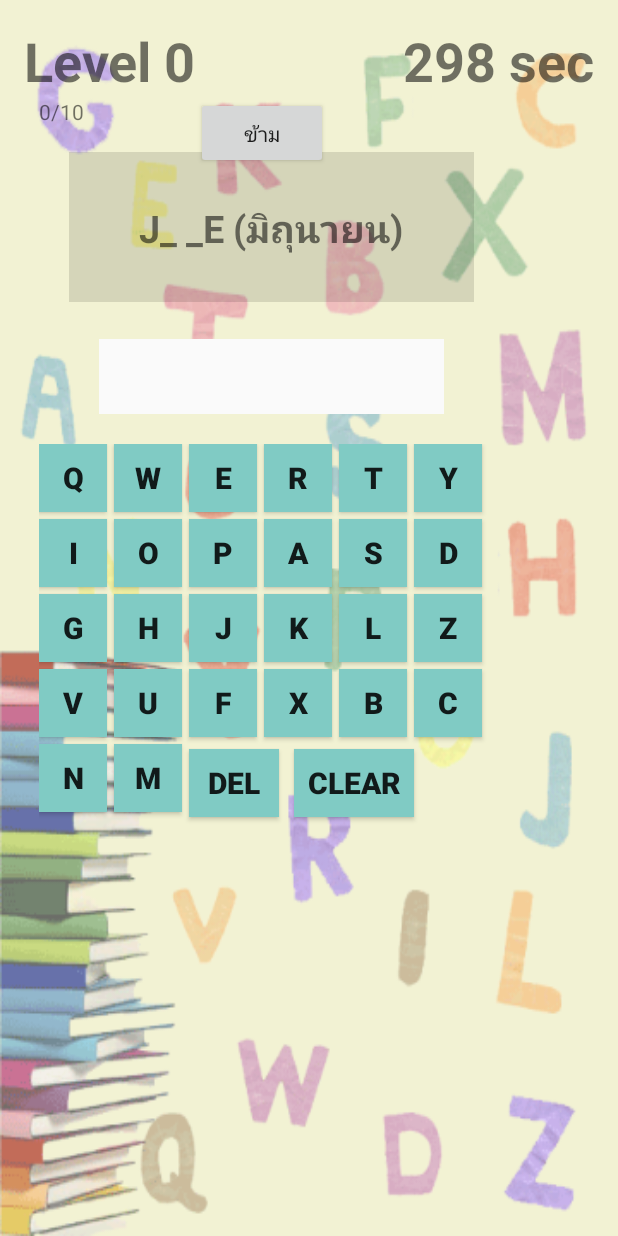
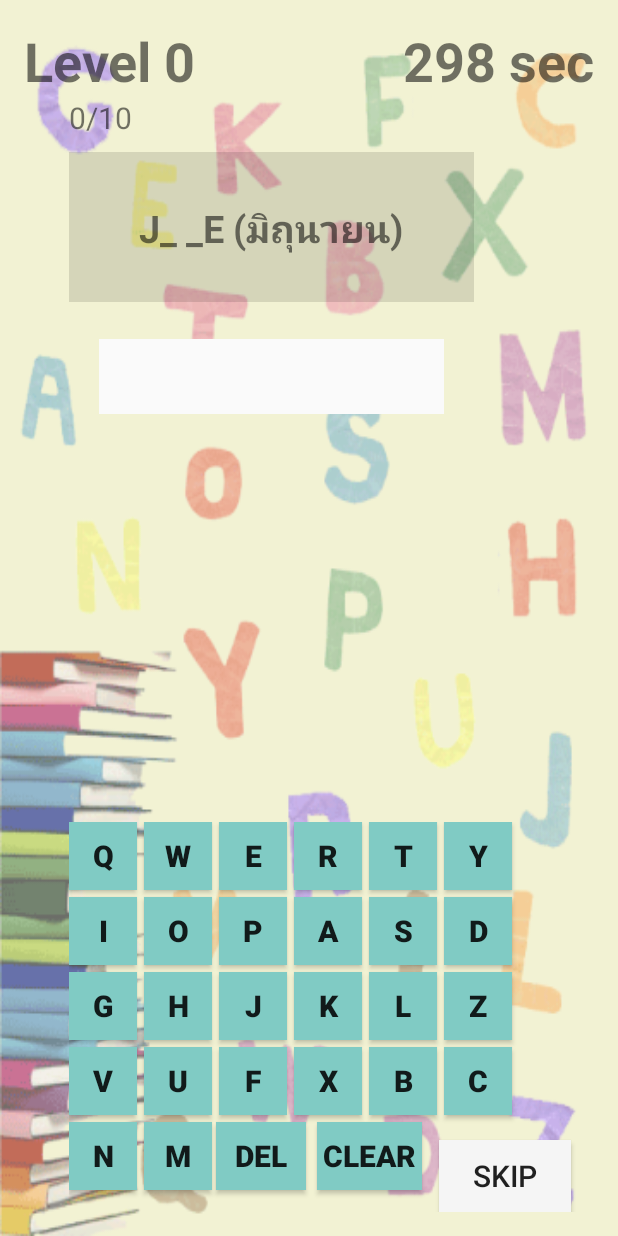
Before and after one commit to preeyakamon/hiddinword, an Android app: the playable screen opened directly, with no data from a screen before it, on a phone screen of 412 x 824 dp. Run offline under Robolectric (Android 15) with nearby library versions, the phone set to English and light mode, and no system bars.

Commit message:
เตรียมพรี สู้ๆ เราต้องสู้

```diff
--- a/app/src/main/java/apprtc/preeyakamon/hiddinword/Authen.java
+++ b/app/src/main/java/apprtc/preeyakamon/hiddinword/Authen.java
@@ -133,8 +133,6 @@ public class Authen extends ActionBarActivity implements View.OnClickListener {
                 startActivity(intent);
                 finish();
             }
-
-
         }
 
 
@@ -145,7 +143,6 @@ public class Authen extends ActionBarActivity implements View.OnClickListener {
         boolean result = false;
 
         try {
-
             SQLiteDatabase sqLiteDatabase = openOrCreateDatabase(MyOpenHelper.database_name,
                     MODE_PRIVATE, null);
             String rawQuery = String.format("SELECT * FROM playTABLE WHERE idUSER = \"%s\"",
--- a/app/src/main/java/apprtc/preeyakamon/hiddinword/Menu.java
+++ b/app/src/main/java/apprtc/preeyakamon/hiddinword/Menu.java
@@ -1,5 +1,6 @@
 package apprtc.preeyakamon.hiddinword;
 
+import android.app.AlertDialog;
 import android.content.Intent;
 import android.content.SharedPreferences;
 import android.database.Cursor;
@@ -77,4 +78,8 @@ public class Menu extends ActionBarActivity {
         return result;
     }   // userCheck
 
+    public void onBackPressed(){
+        Intent intent = new Intent(Menu.this, Authen.class);
+        startActivity(intent);
+    }
 }
--- a/app/src/main/java/apprtc/preeyakamon/hiddinword/MyOpenHelper.java
+++ b/app/src/main/java/apprtc/preeyakamon/hiddinword/MyOpenHelper.java
@@ -91,7 +91,7 @@ public class MyOpenHelper extends SQLiteOpenHelper {
         Cursor c = null;
         String _id = spf.getString("idUser", "");
 //        String sql = "SELECT * FROM statisticTABLE WHERE _id = '" + _id + "' Order by score desc LIMIT 10";
-        String sql = "SELECT * FROM statisticTABLE Order by score desc LIMIT 10";
+        String sql = "SELECT * FROM statisticTABLE Order by score asc LIMIT 10";
         Log.d("StatisticLog", sql);
         try {
             c = db.rawQuery(sql, null);
--- a/app/src/main/java/apprtc/preeyakamon/hiddinword/playable.java
+++ b/app/src/main/java/apprtc/preeyakamon/hiddinword/playable.java
@@ -12,9 +12,11 @@ import android.media.MediaPlayer;
 import android.os.Bundle;
 import android.os.Handler;
 import android.support.v7.app.ActionBarActivity;
+import android.text.Editable;
+import android.text.TextWatcher;
 import android.util.Log;
 import android.view.View;
-import android.widget.Button;
+import android.widget.EditText;
 import android.widget.TextView;
 import android.widget.Toast;
 
@@ -36,6 +38,8 @@ public class playable extends ActionBarActivity {
     private int[] timeInts;
     private boolean aBoolean = true;
     private TextView tvScore;
+    EditText etAns_p;
+
     int[] ints;
 
     @Override
@@ -49,7 +53,7 @@ public class playable extends ActionBarActivity {
         tvScore = (TextView) findViewById(R.id.tvScore);
 
         // initial.
-        ints = new int[]{10, 20, 30}; // จำนวนข้อที่ต้องตอบให้ถูกในแต่ละ level โดยเรียงจาก level 1 2 3 ตามลำดับ
+        ints = new int[]{10, 20, 3}; // จำนวนข้อที่ต้องตอบให้ถูกในแต่ละ level โดยเรียงจาก level 1 2 3 ตามลำดับ
         timeInts = new int[]{300, 240, 180};
 
         // get Level i.e. 1, 2 or 3
@@ -100,11 +104,29 @@ public class playable extends ActionBarActivity {
                 if (txtAnswer != null) txtAnswer.setText("");
             }
         });
+
+        etAns_p.addTextChangedListener(new TextWatcher() {
+            @Override
+            public void beforeTextChanged(CharSequence charSequence, int i, int i1, int i2) {
+
+            }
+
+            @Override
+            public void onTextChanged(CharSequence charSequence, int i, int i1, int i2) {
+                onClickText(null);
+            }
+
+            @Override
+            public void afterTextChanged(Editable editable) {
+
+            }
+        });
     }
 
     private void init_view() {
         txtQuestion = (TextView) findViewById(R.id.txtQuest_p);
         txtAnswer = (TextView) findViewById(R.id.txtAns_p);
+        etAns_p = (EditText) findViewById(R.id.etAns_p) ;
 
         Quest = new String[250];
         Ans = new String[250];
@@ -150,7 +172,8 @@ public class playable extends ActionBarActivity {
         }
     }
 
-    public void onClickTex(View view) {
+    public void onClickText(View view) {
+        if (view != null) {
             switch (view.getId()) {
                 case R.id.btnA_p:
                     txtAnswer.append("A");
@@ -230,12 +253,16 @@ public class playable extends ActionBarActivity {
                 case R.id.btnZ_p:
                     txtAnswer.append("Z");
                     break;
+
+            }
         }
 
         int lenAns = String.valueOf(txtAnswer.getText()).length();
+        //int lenAns = String.valueOf(etAns_p.getText()).length();
         int lenCorrect = Integer.valueOf(len_ans[Quest_Item - 1]);
         if (lenAns == lenCorrect) {
             final String ans = txtAnswer.getText().toString();
+            //final String ans = etAns_p.getText().toString();
             final String correct = Ans[Quest_Item - 1];
             if (ans.equalsIgnoreCase(correct)) { // ตอบถูก
                 Toast.makeText(getApplicationContext(), "ถูกต้องแล้วค่ะ " + ans, Toast.LENGTH_SHORT).show();
--- a/app/src/main/res/layout/activity_menu.xml
+++ b/app/src/main/res/layout/activity_menu.xml
@@ -31,8 +31,8 @@
         android:layout_width="200dp"
         android:layout_height="80dp"
         android:src="@drawable/setting"
+        android:layout_marginBottom="28dp"
         android:layout_alignParentBottom="true"
         android:layout_alignLeft="@+id/imgstc"
-        android:layout_alignStart="@+id/imgstc"
-        android:layout_marginBottom="30dp" />
+        android:layout_alignStart="@+id/imgstc" />
 </RelativeLayout>
--- a/app/src/main/res/layout/activity_play.xml
+++ b/app/src/main/res/layout/activity_play.xml
@@ -15,15 +15,16 @@
         android:id="@+id/all"
         android:layout_width="350dp"
         android:layout_height="260dp"
-        android:layout_marginLeft="10dp"
-        android:layout_marginTop="280dp">
+        android:layout_alignParentBottom="true"
+        android:layout_alignParentRight="true"
+        android:layout_alignParentEnd="true">
 
         <Button
             android:id="@+id/btnQ_p"
             android:layout_width="45dp"
             android:layout_height="45dp"
             android:background="@color/accent_material_dark"
-            android:onClick="onClickTex"
+            android:onClick="onClickText"
             android:text="Q"
             android:textSize="20dp"
             android:textStyle="bold" />
@@ -34,7 +35,7 @@
             android:layout_height="45dp"
             android:layout_marginLeft="50dp"
             android:background="@color/accent_material_dark"
-            android:onClick="onClickTex"
+            android:onClick="onClickText"
             android:text="W"
             android:textSize="20dp"
             android:textStyle="bold" />
@@ -45,7 +46,7 @@
             android:layout_height="45dp"
             android:layout_marginLeft="100dp"
             android:background="@color/accent_material_dark"
-            android:onClick="onClickTex"
+            android:onClick="onClickText"
             android:text="E"
             android:textSize="20dp"
             android:textStyle="bold" />
@@ -56,7 +57,7 @@
             android:layout_height="45dp"
             android:layout_marginLeft="200dp"
             android:background="@color/accent_material_dark"
-            android:onClick="onClickTex"
+            android:onClick="onClickText"
             android:text="T"
             android:textSize="20dp"
             android:textStyle="bold" />
@@ -67,7 +68,7 @@
             android:layout_height="45dp"
             android:layout_marginLeft="250dp"
             android:background="@color/accent_material_dark"
-            android:onClick="onClickTex"
+            android:onClick="onClickText"
             android:text="Y"
             android:textSize="20dp"
             android:textStyle="bold" />
@@ -78,7 +79,7 @@
             android:layout_height="45dp"
             android:layout_marginTop="50dp"
             android:background="@color/accent_material_dark"
-            android:onClick="onClickTex"
+            android:onClick="onClickText"
             android:text="I"
             android:textSize="20dp"
             android:textStyle="bold" />
@@ -90,7 +91,7 @@
             android:layout_marginLeft="50dp"
             android:layout_marginTop="50dp"
             android:background="@color/accent_material_dark"
-            android:onClick="onClickTex"
+            android:onClick="onClickText"
             android:text="O"
             android:textSize="20dp"
             android:textStyle="bold" />
@@ -102,7 +103,7 @@
             android:layout_marginLeft="100dp"
             android:layout_marginTop="50dp"
             android:background="@color/accent_material_dark"
-            android:onClick="onClickTex"
+            android:onClick="onClickText"
             android:text="P"
             android:textSize="20dp"
             android:textStyle="bold" />
@@ -114,7 +115,7 @@
             android:layout_marginLeft="150dp"
             android:layout_marginTop="50dp"
             android:background="@color/accent_material_dark"
-            android:onClick="onClickTex"
+            android:onClick="onClickText"
             android:text="A"
             android:textSize="20dp"
             android:textStyle="bold" />
@@ -126,7 +127,7 @@
             android:layout_marginLeft="200dp"
             android:layout_marginTop="50dp"
             android:background="@color/accent_material_dark"
-            android:onClick="onClickTex"
+            android:onClick="onClickText"
             android:text="S"
             android:textSize="20dp"
             android:textStyle="bold" />
@@ -138,7 +139,7 @@
             android:layout_marginLeft="100dp"
             android:layout_marginTop="150dp"
             android:background="@color/accent_material_dark"
-            android:onClick="onClickTex"
+            android:onClick="onClickText"
             android:text="F"
             android:textSize="20dp"
             android:textStyle="bold" />
@@ -149,7 +150,7 @@
             android:layout_height="45dp"
             android:layout_marginTop="100dp"
             android:background="@color/accent_material_dark"
-            android:onClick="onClickTex"
+            android:onClick="onClickText"
             android:text="G"
             android:textSize="20dp"
             android:textStyle="bold" />
@@ -161,7 +162,7 @@
             android:layout_marginLeft="100dp"
             android:layout_marginTop="100dp"
             android:background="@color/accent_material_dark"
-            android:onClick="onClickTex"
+            android:onClick="onClickText"
             android:text="J"
             android:textSize="20dp"
             android:textStyle="bold" />
@@ -173,7 +174,7 @@
             android:layout_marginLeft="150dp"
             android:layout_marginTop="100dp"
             android:background="@color/accent_material_dark"
-            android:onClick="onClickTex"
+            android:onClick="onClickText"
             android:text="K"
             android:textSize="20dp"
             android:textStyle="bold" />
@@ -185,7 +186,7 @@
             android:layout_marginLeft="250dp"
             android:layout_marginTop="100dp"
             android:background="@color/accent_material_dark"
-            android:onClick="onClickTex"
+            android:onClick="onClickText"
             android:text="Z"
             android:textSize="20dp"
             android:textStyle="bold" />
@@ -197,7 +198,7 @@
             android:layout_marginLeft="150dp"
             android:layout_marginTop="150dp"
             android:background="@color/accent_material_dark"
-            android:onClick="onClickTex"
+            android:onClick="onClickText"
             android:text="X"
             android:textSize="20dp"
             android:textStyle="bold" />
@@ -209,7 +210,7 @@
             android:layout_marginLeft="250dp"
             android:layout_marginTop="150dp"
             android:background="@color/accent_material_dark"
-            android:onClick="onClickTex"
+            android:onClick="onClickText"
             android:text="C"
             android:textSize="20dp"
             android:textStyle="bold" />
@@ -221,7 +222,7 @@
             android:layout_marginLeft="200dp"
             android:layout_marginTop="150dp"
             android:background="@color/accent_material_dark"
-            android:onClick="onClickTex"
+            android:onClick="onClickText"
             android:text="B"
             android:textSize="20dp"
             android:textStyle="bold" />
@@ -232,7 +233,7 @@
             android:layout_height="45dp"
             android:layout_marginTop="200dp"
             android:background="@color/accent_material_dark"
-            android:onClick="onClickTex"
+            android:onClick="onClickText"
             android:text="N"
             android:textSize="20dp"
             android:textStyle="bold" />
@@ -243,31 +244,20 @@
             android:layout_height="45dp"
             android:layout_marginLeft="150dp"
             android:background="@color/accent_material_dark"
-            android:onClick="onClickTex"
+            android:onClick="onClickText"
             android:text="R"
             android:textSize="20dp"
             android:textStyle="bold" />
 
         <Button
             android:id="@+id/btnCLE_p"
-            android:layout_width="80dp"
+            android:layout_width="70dp"
             android:layout_height="45dp"
-            android:layout_marginLeft="170dp"
-            android:layout_marginTop="203dp"
+            android:layout_marginLeft="165dp"
+            android:layout_marginTop="200dp"
             android:background="@color/accent_material_dark"
             android:onClick="onClickClear"
             android:text="Clear"
-            android:textSize="20dp"
-            android:textStyle="bold" />
-        <Button
-            android:id="@+id/btnDle_p"
-            android:layout_width="60dp"
-            android:layout_height="45dp"
-            android:layout_marginLeft="100dp"
-            android:layout_marginTop="203dp"
-            android:background="@color/accent_material_dark"
-            android:onClick="onClickDel"
-            android:text="Del"
             android:textSize="20dp"
             android:textStyle="bold" />
 
@@ -278,7 +268,7 @@
             android:layout_marginLeft="250dp"
             android:layout_marginTop="50dp"
             android:background="@color/accent_material_dark"
-            android:onClick="onClickTex"
+            android:onClick="onClickText"
             android:text="D"
             android:textSize="20dp"
             android:textStyle="bold" />
@@ -290,7 +280,7 @@
             android:layout_marginLeft="50dp"
             android:layout_marginTop="100dp"
             android:background="@color/accent_material_dark"
-            android:onClick="onClickTex"
+            android:onClick="onClickText"
             android:text="H"
             android:textSize="20dp"
             android:textStyle="bold" />
@@ -301,7 +291,7 @@
             android:layout_height="45dp"
             android:layout_marginTop="150dp"
             android:background="@color/accent_material_dark"
-            android:onClick="onClickTex"
+            android:onClick="onClickText"
             android:text="V"
             android:textSize="20dp"
             android:textStyle="bold" />
@@ -313,7 +303,7 @@
             android:layout_marginLeft="50dp"
             android:layout_marginTop="150dp"
             android:background="@color/accent_material_dark"
-            android:onClick="onClickTex"
+            android:onClick="onClickText"
             android:text="U"
             android:textSize="20dp"
             android:textStyle="bold" />
@@ -325,7 +315,7 @@
             android:layout_marginLeft="200dp"
             android:layout_marginTop="100dp"
             android:background="@color/accent_material_dark"
-            android:onClick="onClickTex"
+            android:onClick="onClickText"
             android:text="L"
             android:textSize="20dp"
             android:textStyle="bold" />
@@ -337,8 +327,20 @@
             android:layout_marginLeft="50dp"
             android:layout_marginTop="200dp"
             android:background="@color/accent_material_dark"
-            android:onClick="onClickTex"
+            android:onClick="onClickText"
             android:text="M"
+            android:textSize="20dp"
+            android:textStyle="bold" />
+
+        <Button
+            android:id="@+id/btnDle_p"
+            android:layout_width="60dp"
+            android:layout_height="45dp"
+            android:layout_marginLeft="98dp"
+            android:layout_marginTop="200dp"
+            android:background="@color/accent_material_dark"
+            android:onClick="onClickDel"
+            android:text="Del"
             android:textSize="20dp"
             android:textStyle="bold" />
 
@@ -371,10 +373,12 @@
         android:id="@+id/textView6"
         android:layout_width="wrap_content"
         android:layout_height="wrap_content"
-        android:layout_alignParentRight="true"
         android:text="300 Sec"
         android:textSize="36sp"
-        android:textStyle="normal|bold" />
+        android:textStyle="normal|bold"
+        android:layout_alignParentTop="true"
+        android:layout_alignParentRight="true"
+        android:layout_alignParentEnd="true" />
 
     <TextView
         android:id="@+id/textView7"
@@ -382,24 +386,44 @@
         android:layout_height="wrap_content"
         android:text="Level 1"
         android:textSize="36sp"
-        android:textStyle="normal|bold" />
+        android:textStyle="normal|bold"
+        android:layout_alignParentTop="true"
+        android:layout_alignParentLeft="true"
+        android:layout_alignParentStart="true" />
 
     <TextView
         android:id="@+id/tvScore"
         android:layout_width="wrap_content"
         android:layout_height="wrap_content"
+        android:textSize="20dp"
+        android:text="TextView"
+        android:layout_below="@+id/textView7"
         android:layout_alignLeft="@+id/all"
-        android:layout_alignStart="@+id/all"
-        android:layout_below="@+id/textView7"
-        android:text="TextView" />
+        android:layout_alignStart="@+id/all" />
 
     <Button
         android:id="@+id/btnSkip"
         android:layout_width="wrap_content"
         android:layout_height="wrap_content"
-        android:layout_below="@+id/textView7"
-        android:layout_toEndOf="@+id/textView7"
-        android:layout_toRightOf="@+id/textView7"
-        android:text="ข้าม" />
+        android:background="?attr/colorPrimary"
+        android:textSize="20dp"
+        android:text="Skip"
+        android:layout_alignParentBottom="true"
+        android:layout_alignParentRight="true"
+        android:layout_alignParentEnd="true"
+        android:layout_marginRight="15dp"
+        android:layout_marginEnd="15dp" />
+
+    <EditText
+        android:id="@+id/etAns_p"
+        android:layout_width="wrap_content"
+        android:layout_height="wrap_content"
+        android:layout_alignEnd="@+id/txtAns_p"
+        android:layout_alignRight="@+id/txtAns_p"
+        android:layout_below="@+id/txtAns_p"
+        android:layout_marginTop="41dp"
+        android:ems="10"
+        android:inputType="textPersonName"
+        android:visibility="gone"/>
 
 </RelativeLayout>
--- a/app/src/main/res/values/strings.xml
+++ b/app/src/main/res/values/strings.xml
@@ -15,8 +15,8 @@
     <string name="message_noData">กรุณา สมัครสมาชิก</string>
     <string name="title_userFalse">ไม่มี User นี่้</string>
     <string name="message_userFalse">ไม่มี User นี่ในฐานข้อมูล SQLite</string>
-    <string name="title_passFalse">Password False</string>
-    <string name="message_passFalse">ลองใหม่ Password ผิด</string>
+    <string name="title_passFalse">ข้อมูลผิดพลาด</string>
+    <string name="message_passFalse">กรุณาใส่ Username หรือ Password ให้ถูกต้อง</string>
     <string name="title_activity_showscore">showscore</string>
 
 
```
Also changed, not shown: app/src/main/java/apprtc/preeyakamon/hiddinword/MyManage.java (+8 -0 lines), app/src/main/java/apprtc/preeyakamon/hiddinword/SignUp.java (+7 -1 lines), app/src/main/java/apprtc/preeyakamon/hiddinword/Success.java (+8 -11 lines), app/src/main/java/apprtc/preeyakamon/hiddinword/TestLevel.java (+41 -2 lines), app/src/main/res/layout/activity_change_personal.xml (+9 -8 lines), app/src/main/res/layout/activity_test_level.xml (+56 -44 lines). Lines whose indentation alone changed are shown as unchanged.
